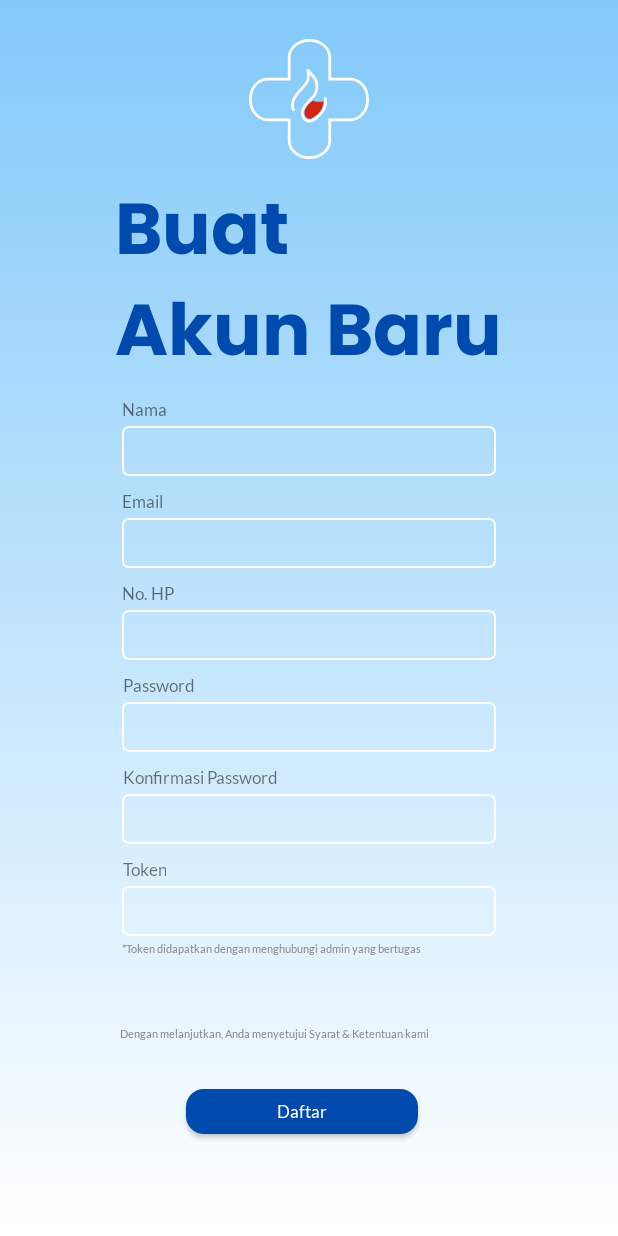
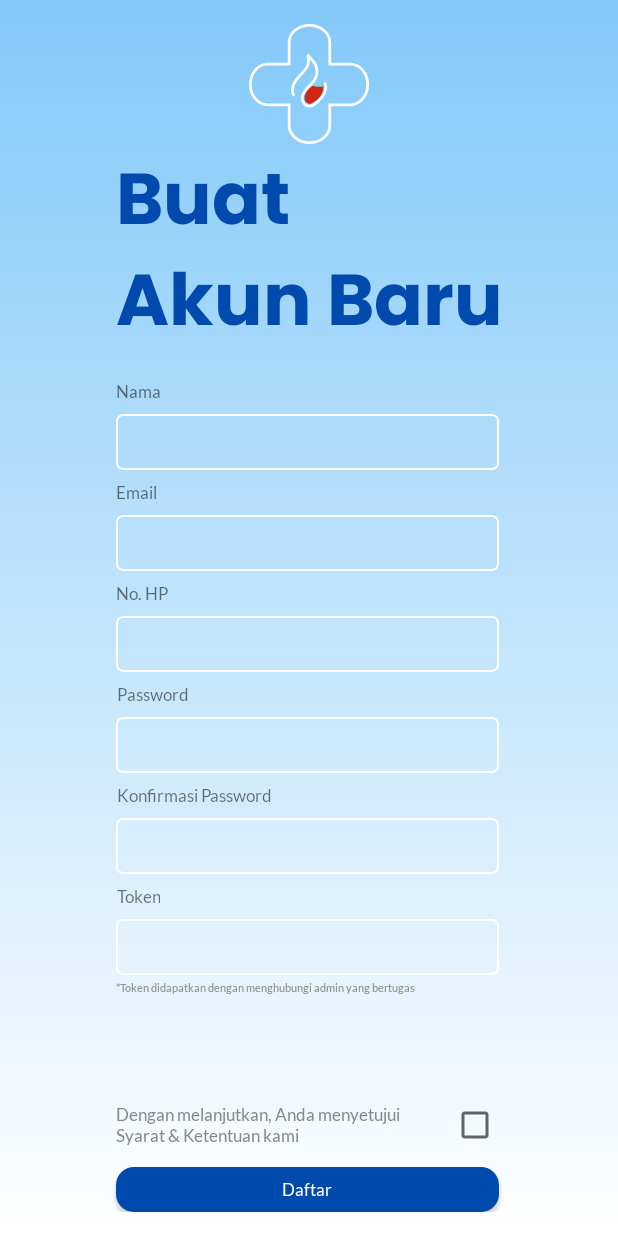
Before and after one commit to ihsanharimurti/Degree-of-Burn, an Android app: the RegisterActivity screen opened directly, with no data from a screen before it, on a phone screen of 412 x 824 dp. Run offline under Robolectric (Android 15) with nearby library versions, the phone set to English and light mode, and no system bars.

Commit message:
fix : layout fixing and style config

```diff
--- a/app/src/main/res/layout/activity_input.xml
+++ b/app/src/main/res/layout/activity_input.xml
@@ -278,8 +278,8 @@
             android:id="@+id/button7"
             android:layout_width="80dp"
             android:layout_height="40dp"
+            style="@style/BtnBody"
             android:text="Dada-Perut/\n Punggung"
-            android:textSize="10sp"
             app:layout_constraintBottom_toBottomOf="parent"
             app:layout_constraintEnd_toEndOf="parent"
             app:layout_constraintHorizontal_bias="0.289"
@@ -292,6 +292,8 @@
             android:id="@+id/button5"
             android:layout_width="80dp"
             android:layout_height="40dp"
+            style="@style/BtnBody"
+            android:text="Kepala"
             app:layout_constraintBottom_toBottomOf="parent"
             android:background="@drawable/bg_rct_btnbody"
             app:layout_constraintEnd_toEndOf="parent"
@@ -319,6 +321,8 @@
             android:layout_width="80dp"
             android:layout_height="40dp"
             android:background="@drawable/bg_rct_btnbody"
+            style="@style/BtnBody"
+            android:text="Genital"
             app:layout_constraintBottom_toBottomOf="parent"
             app:layout_constraintEnd_toEndOf="parent"
             app:layout_constraintHorizontal_bias="0.0"
@@ -330,6 +334,8 @@
             android:layout_width="80dp"
             android:layout_height="40dp"
             android:background="@drawable/bg_rct_btnbody"
+            style="@style/BtnBody"
+            android:text="Kaki"
             app:layout_constraintBottom_toBottomOf="parent"
             app:layout_constraintEnd_toEndOf="parent"
             app:layout_constraintHorizontal_bias="0.0"
@@ -342,6 +348,8 @@
             android:layout_width="80dp"
             android:layout_height="40dp"
             android:background="@drawable/bg_rct_btnbody"
+            style="@style/BtnBody"
+            android:text="Telapak\nTangan"
             app:layout_constraintBottom_toBottomOf="parent"
             app:layout_constraintEnd_toEndOf="parent"
             app:layout_constraintHorizontal_bias="0.0"
--- a/app/src/main/res/layout/activity_register.xml
+++ b/app/src/main/res/layout/activity_register.xml
@@ -6,7 +6,9 @@
 <!--    android:elevation="8dp">-->
 
 
-<RelativeLayout xmlns:android="http://schemas.android.com/apk/res/android"
+<androidx.constraintlayout.widget.ConstraintLayout xmlns:android="http://schemas.android.com/apk/res/android"
+    xmlns:app="http://schemas.android.com/apk/res-auto"
+    xmlns:tools="http://schemas.android.com/tools"
     android:layout_width="match_parent"
     android:layout_height="match_parent"
     android:background="@drawable/background_gradient"
@@ -21,200 +23,242 @@
             android:layout_height="80dp"
             android:layout_centerHorizontal="true"
             android:src="@drawable/ic_logo"
-            android:layout_marginTop="10dp" />
+            app:layout_constraintEnd_toEndOf="parent"
+            app:layout_constraintStart_toStartOf="parent"
+            app:layout_constraintTop_toTopOf="parent" />
 
         <!-- Teks Judul -->
         <TextView
             android:id="@+id/textTitle"
+            style="@style/Txt48PoppinsBold"
             android:layout_width="wrap_content"
             android:layout_height="wrap_content"
             android:layout_below="@id/imageLogo"
-            android:layout_marginTop="10dp"
             android:layout_centerHorizontal="true"
             android:text="@string/buat_akun_baru"
             android:textColor="#004AAD"
-            style="@style/Txt48PoppinsBold"
-            android:textStyle="bold" />
+            android:textStyle="bold"
+            app:layout_constraintEnd_toEndOf="parent"
+            app:layout_constraintStart_toStartOf="parent"
+            app:layout_constraintTop_toBottomOf="@+id/imageLogo" />
 
         <TextView
             android:id="@+id/textName"
+            style="@style/Txt115AbuLatoReg"
             android:layout_width="wrap_content"
             android:layout_height="wrap_content"
             android:layout_below="@id/textTitle"
+            android:layout_marginTop="8dp"
             android:gravity="center"
             android:text="Nama"
-            android:layout_marginHorizontal="65dp"
-            style="@style/Txt115AbuLatoReg" />
+            app:layout_constraintStart_toStartOf="@+id/textTitle"
+            app:layout_constraintTop_toBottomOf="@+id/textTitle" />
 
         <EditText
             android:id="@+id/editName"
-            android:layout_width="match_parent"
-            android:layout_height="wrap_content"
+            android:layout_width="255dp"
+            android:layout_height="37dp"
             android:layout_below="@id/textName"
-            android:layout_marginTop="4dp"
-            android:layout_marginHorizontal="65dp"
+            android:layout_marginTop="8dp"
             android:background="@drawable/edittext_background"
+            android:padding="10dp"
             android:textAppearance="@style/Txt115AbuLatoReg"
-            android:padding="10dp" />
+            app:layout_constraintEnd_toEndOf="@+id/textTitle"
+            app:layout_constraintHorizontal_bias="0.0"
+            app:layout_constraintStart_toStartOf="@+id/textTitle"
+            app:layout_constraintTop_toBottomOf="@+id/textName" />
 
         <TextView
             android:id="@+id/textEmail"
+            style="@style/Txt115AbuLatoReg"
             android:layout_width="wrap_content"
             android:layout_height="wrap_content"
             android:layout_below="@id/editName"
-            android:layout_marginTop="10dp"
+            android:layout_marginTop="8dp"
             android:gravity="center"
             android:text="Email"
-            style="@style/Txt115AbuLatoReg"
-            android:layout_marginHorizontal="65dp" />
+            app:layout_constraintStart_toStartOf="@+id/textTitle"
+            app:layout_constraintTop_toBottomOf="@+id/editName" />
 
         <EditText
             android:id="@+id/editEmail"
-            android:layout_width="match_parent"
-            android:layout_height="wrap_content"
+            android:layout_width="255dp"
+            android:layout_height="37dp"
             android:layout_below="@id/textEmail"
-            android:layout_marginTop="4dp"
-            android:layout_marginHorizontal="65dp"
+            android:layout_marginTop="8dp"
+            android:background="@drawable/edittext_background"
             android:inputType="textEmailAddress"
-            android:background="@drawable/edittext_background"
+            android:padding="10dp"
             android:textAppearance="@style/Txt115AbuLatoReg"
-            android:padding="10dp" />
+            app:layout_constraintEnd_toEndOf="@+id/textTitle"
+            app:layout_constraintHorizontal_bias="0.0"
+            app:layout_constraintStart_toStartOf="@+id/textTitle"
+            app:layout_constraintTop_toBottomOf="@+id/textEmail" />
 
         <TextView
             android:id="@+id/textPhone"
+            style="@style/Txt115AbuLatoReg"
             android:layout_width="wrap_content"
             android:layout_height="wrap_content"
             android:layout_below="@id/editEmail"
-            android:layout_marginTop="10dp"
+            android:layout_marginTop="8dp"
             android:gravity="center"
             android:text="No. HP"
-            style="@style/Txt115AbuLatoReg"
-            android:layout_marginHorizontal="65dp" />
+            app:layout_constraintEnd_toEndOf="parent"
+            app:layout_constraintHorizontal_bias="0.0"
+            app:layout_constraintStart_toStartOf="@+id/textTitle"
+            app:layout_constraintTop_toBottomOf="@+id/editEmail" />
 
         <EditText
             android:id="@+id/editPhone"
-            android:layout_width="match_parent"
-            android:layout_height="wrap_content"
+            android:layout_width="255dp"
+            android:layout_height="37dp"
             android:layout_below="@id/textPhone"
-            android:layout_marginTop="4dp"
-            android:layout_marginHorizontal="65dp"
+            android:layout_marginTop="8dp"
+            android:background="@drawable/edittext_background"
             android:inputType="number"
-            android:background="@drawable/edittext_background"
+            android:padding="10dp"
             android:textAppearance="@style/Txt115AbuLatoReg"
-            android:padding="10dp" />
+            app:layout_constraintEnd_toEndOf="@+id/textTitle"
+            app:layout_constraintHorizontal_bias="0.0"
+            app:layout_constraintStart_toStartOf="@+id/textTitle"
+            app:layout_constraintTop_toBottomOf="@+id/textPhone" />
 
         <TextView
             android:id="@+id/textPassword"
+            style="@style/Txt115AbuLatoReg"
             android:layout_width="wrap_content"
             android:layout_height="wrap_content"
             android:layout_below="@id/editPhone"
-            android:layout_marginTop="10dp"
+            android:layout_marginTop="8dp"
             android:gravity="center"
             android:text="@string/password"
-            style="@style/Txt115AbuLatoReg"
-            android:layout_marginHorizontal="65dp" />
+            app:layout_constraintEnd_toEndOf="parent"
+            app:layout_constraintHorizontal_bias="0.0"
+            app:layout_constraintStart_toStartOf="@+id/textTitle"
+            app:layout_constraintTop_toBottomOf="@+id/editPhone" />
 
         <EditText
             android:id="@+id/editPassword"
-            android:layout_width="match_parent"
-            android:layout_height="wrap_content"
+            android:layout_width="255dp"
+            android:layout_height="37dp"
             android:layout_below="@id/textPassword"
-            android:layout_marginTop="4dp"
-            android:layout_marginHorizontal="65dp"
+            android:layout_marginTop="8dp"
+            android:background="@drawable/edittext_background"
             android:inputType="textPassword"
-            android:background="@drawable/edittext_background"
+            android:padding="10dp"
             android:textAppearance="@style/Txt115AbuLatoReg"
-            android:padding="10dp" />
+            app:layout_constraintEnd_toEndOf="@+id/textTitle"
+            app:layout_constraintHorizontal_bias="0.0"
+            app:layout_constraintStart_toStartOf="@+id/textTitle"
+            app:layout_constraintTop_toBottomOf="@+id/textPassword" />
 
         <TextView
             android:id="@+id/textConfirmPass"
+            style="@style/Txt115AbuLatoReg"
             android:layout_width="wrap_content"
             android:layout_height="wrap_content"
             android:layout_below="@id/editPassword"
-            android:layout_marginTop="10dp"
+            android:layout_marginTop="8dp"
             android:gravity="center"
             android:text="@string/konfirmasi_password"
-            style="@style/Txt115AbuLatoReg"
-            android:layout_marginHorizontal="65dp" />
+            app:layout_constraintEnd_toEndOf="parent"
+            app:layout_constraintHorizontal_bias="0.0"
+            app:layout_constraintStart_toStartOf="@+id/editPassword"
+            app:layout_constraintTop_toBottomOf="@+id/editPassword" />
 
         <EditText
             android:id="@+id/editConfirmPass"
-            android:layout_width="match_parent"
-            android:layout_height="wrap_content"
+            android:layout_width="255dp"
+            android:layout_height="37dp"
             android:layout_below="@id/textConfirmPass"
-            android:layout_marginTop="4dp"
-            android:layout_marginHorizontal="65dp"
+            android:layout_marginTop="8dp"
             android:background="@drawable/edittext_background"
+            android:padding="10dp"
             android:textAppearance="@style/Txt115AbuLatoReg"
-            android:padding="10dp" />
+            app:layout_constraintEnd_toEndOf="@+id/textTitle"
+            app:layout_constraintHorizontal_bias="0.0"
+            app:layout_constraintStart_toStartOf="@+id/textTitle"
+            app:layout_constraintTop_toBottomOf="@+id/textConfirmPass" />
 
         <TextView
             android:id="@+id/textToken"
+            style="@style/Txt115AbuLatoReg"
             android:layout_width="wrap_content"
             android:layout_height="wrap_content"
             android:layout_below="@id/editConfirmPass"
-            android:layout_marginTop="10dp"
+            android:layout_marginTop="8dp"
             android:gravity="center"
             android:text="@string/token"
-            style="@style/Txt115AbuLatoReg"
-            android:layout_marginHorizontal="65dp" />
+            app:layout_constraintEnd_toEndOf="parent"
+            app:layout_constraintHorizontal_bias="0.0"
+            app:layout_constraintStart_toStartOf="@+id/textTitle"
+            app:layout_constraintTop_toBottomOf="@+id/editConfirmPass" />
 
         <EditText
             android:id="@+id/editToken"
-            android:layout_width="match_parent"
-            android:layout_height="wrap_content"
+            android:layout_width="255dp"
+            android:layout_height="37dp"
             android:layout_below="@id/textToken"
-            android:layout_marginTop="4dp"
-            android:layout_marginHorizontal="65dp"
+            android:layout_marginTop="8dp"
+            android:background="@drawable/edittext_background"
             android:inputType="number"
-            android:background="@drawable/edittext_background"
+            android:padding="10dp"
             android:textAppearance="@style/Txt115AbuLatoReg"
-            android:padding="10dp" />
+            app:layout_constraintEnd_toEndOf="@+id/textTitle"
+            app:layout_constraintHorizontal_bias="0.0"
+            app:layout_constraintStart_toStartOf="@+id/textTitle"
+            app:layout_constraintTop_toBottomOf="@+id/textToken" />
+
 
         <TextView
             android:id="@+id/textTokenInfo"
+            style="@style/TextSmall"
             android:layout_width="wrap_content"
             android:layout_height="wrap_content"
             android:layout_below="@id/editToken"
-            android:layout_marginHorizontal="65dp"
             android:layout_marginTop="4dp"
             android:text="@string/token_hint"
-            style="@style/TextSmall"
-            android:textColor="#888888" />
+            android:textColor="#888888"
+            app:layout_constraintStart_toStartOf="@+id/editToken"
+            app:layout_constraintTop_toBottomOf="@+id/editToken" />
 
 
-        <TextView
+        <CheckBox
             android:id="@+id/textEULA"
-            style="@style/TextSmall"
-            android:layout_width="wrap_content"
+            style="@style/Txt115AbuLato"
+            android:layout_width="255dp"
             android:layout_height="wrap_content"
             android:layout_above="@+id/buttonLogin"
             android:layout_alignStart="@+id/editToken"
-            android:layout_marginHorizontal="65dp"
-            android:layout_marginStart="-1dp"
-            android:layout_marginBottom="8dp"
+            android:layout_alignParentEnd="true"
+            android:layout_marginBottom="12dp"
+            android:layoutDirection="rtl"
             android:text="@string/eula"
-            android:textColor="#888888" />
+            android:textColor="#888888"
+            app:layout_constraintBottom_toTopOf="@+id/buttonLogin"
+            app:layout_constraintEnd_toEndOf="@+id/editToken"
+            app:layout_constraintStart_toStartOf="@+id/editToken"
+            app:layout_constraintTop_toBottomOf="@+id/textTokenInfo"
+            app:layout_constraintVertical_bias="1.0" />
 
         <Button
             android:id="@+id/buttonLogin"
-            android:layout_width="match_parent"
+            android:layout_width="255dp"
             android:layout_height="30dp"
             android:layout_alignParentStart="true"
             android:layout_alignParentEnd="true"
             android:layout_alignParentBottom="true"
-            android:layout_marginHorizontal="65dp"
-            android:layout_marginStart="108dp"
-            android:layout_marginTop="24dp"
-            android:layout_marginEnd="117dp"
-            android:layout_marginBottom="52dp"
             android:background="@drawable/button_background"
             android:backgroundTint="#004AAD"
             android:text="@string/daftar"
             android:textAllCaps="false"
             android:textAppearance="@style/Txt115AbuLatoReg"
-            android:textColor="#FFFFFF" />
+            android:textColor="#FFFFFF"
+            app:layout_constraintBottom_toBottomOf="parent"
+            app:layout_constraintEnd_toEndOf="@+id/editToken"
+            app:layout_constraintStart_toStartOf="@+id/editToken" />
 
 
         <!-- Button (Contoh yang sempat dikomen) -->
-    </RelativeLayout>
+    </androidx.constraintlayout.widget.ConstraintLayout>
--- a/app/src/main/res/values/styles.xml
+++ b/app/src/main/res/values/styles.xml
@@ -79,7 +79,9 @@
         <item name="fontFamily">@font/lato_bold</item>
         <item name="android:textSize">11.5sp</item>
         <item name="android:textStyle">bold</item>
+        <item name="android:textAllCaps">false</item>
         <item name="android:background">@drawable/bg_rct_btnbody</item>
+
     </style>
 
     <style name="TextBigBlueStyle">
```
